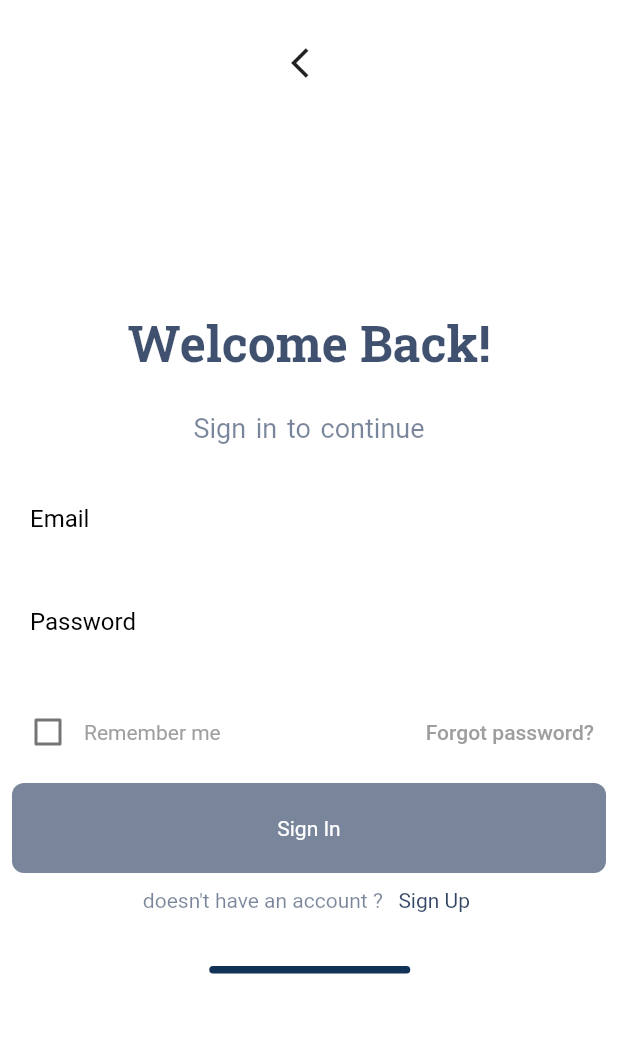
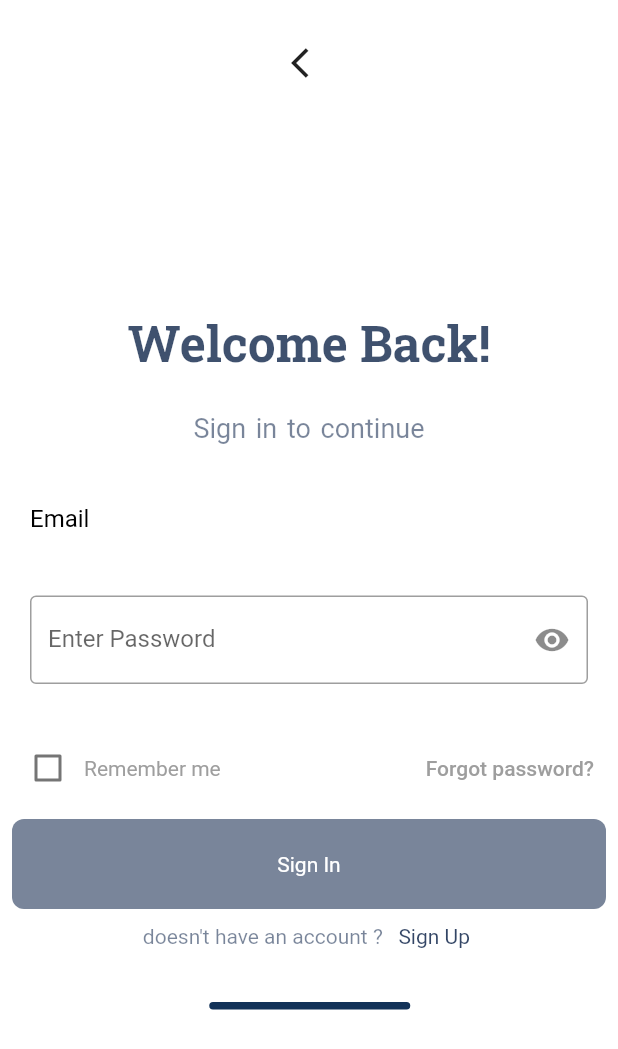
Before and after one commit to RokayaFawzy/Ettamentest, a Flutter app: the screen it shows after launch, after a tap on "SIGN IN", on a phone screen of 412 x 824 dp. Shown: the top 1049 px of the screen. Run offline on Flutter 3.47's test engine with Material 2 defaults, Android fonts, the phone set to English and light mode, and no system bars; missing offline and left inert: icon_forest.

Commit message:
command23

```diff
--- a/lib/modules/screens/login_screen.dart
+++ b/lib/modules/screens/login_screen.dart
@@ -83,24 +83,24 @@ class _LoginScreenState extends State<LoginScreen> {
                 const SizedBox(
                   height: 10,
                 ),
-                CustomFormTextField(
-                    obscureText: true,
-                    onChange: (data) {
-                      password = data;
-                    },
-                    hintText: 'Password',
-                    prefixIcon: Icons.remove_red_eye),
-                // Padding(
-                //   padding: EdgeInsets.all(12),
-                //   child: TextField(
-                //     obscureText: passToggle ? true : false,
-                //     decoration: InputDecoration(
-                //       border: OutlineInputBorder(),
-                //       label: Text("Enter Password"),
-                //       prefixIcon: Icon(Icons.lock),
-                //     ),
-                //   ),
-                // ),
+                // CustomFormTextField(
+                //     obscureText: true,
+                //     onChange: (data) {
+                //       password = data;
+                //     },
+                //     hintText: 'Password',
+                //     prefixIcon: Icons.remove_red_eye),
+                Padding(
+                  padding: EdgeInsets.all(12),
+                  child: TextField(
+                    obscureText: passToggle ? true : false,
+                    decoration: InputDecoration(
+                      border: OutlineInputBorder(),
+                      label: Text("Enter Password"),
+                      suffixIcon: Icon(Icons.remove_red_eye),
+                    ),
+                  ),
+                ),
                 SizedBox(height: 20),
                 _buildRememberForgot(),
                 SizedBox(height: 10),
```
